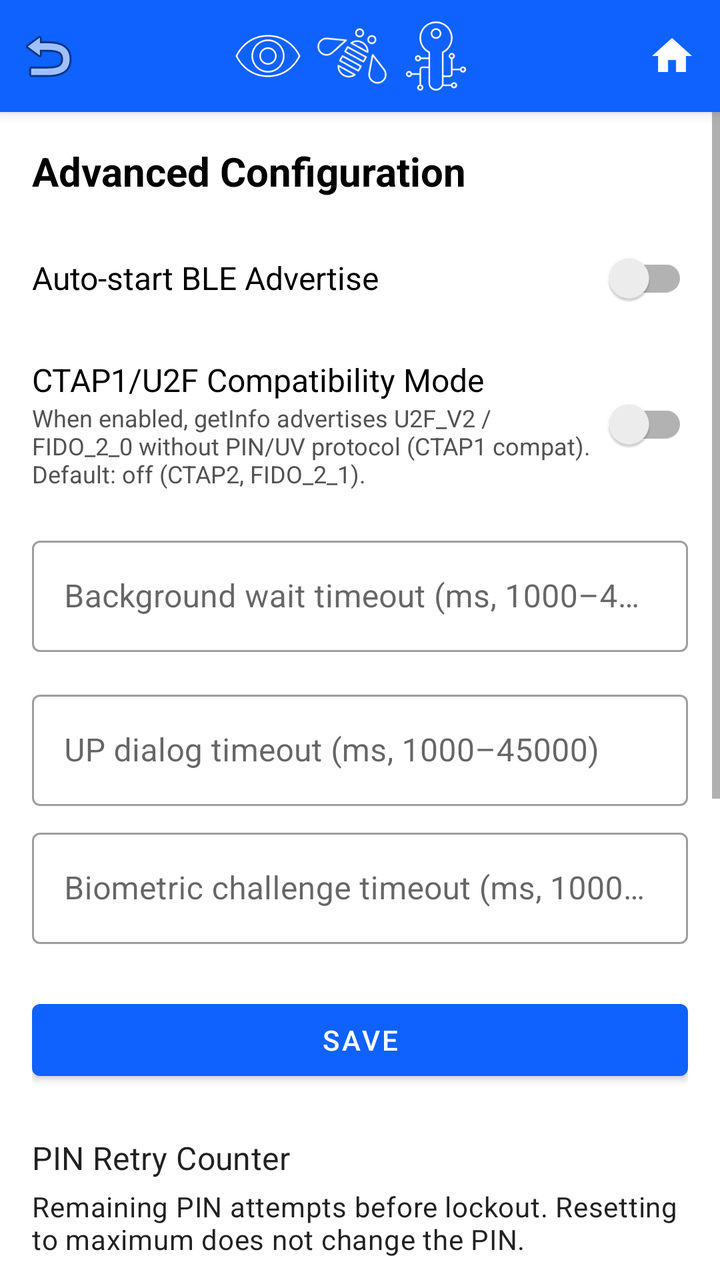
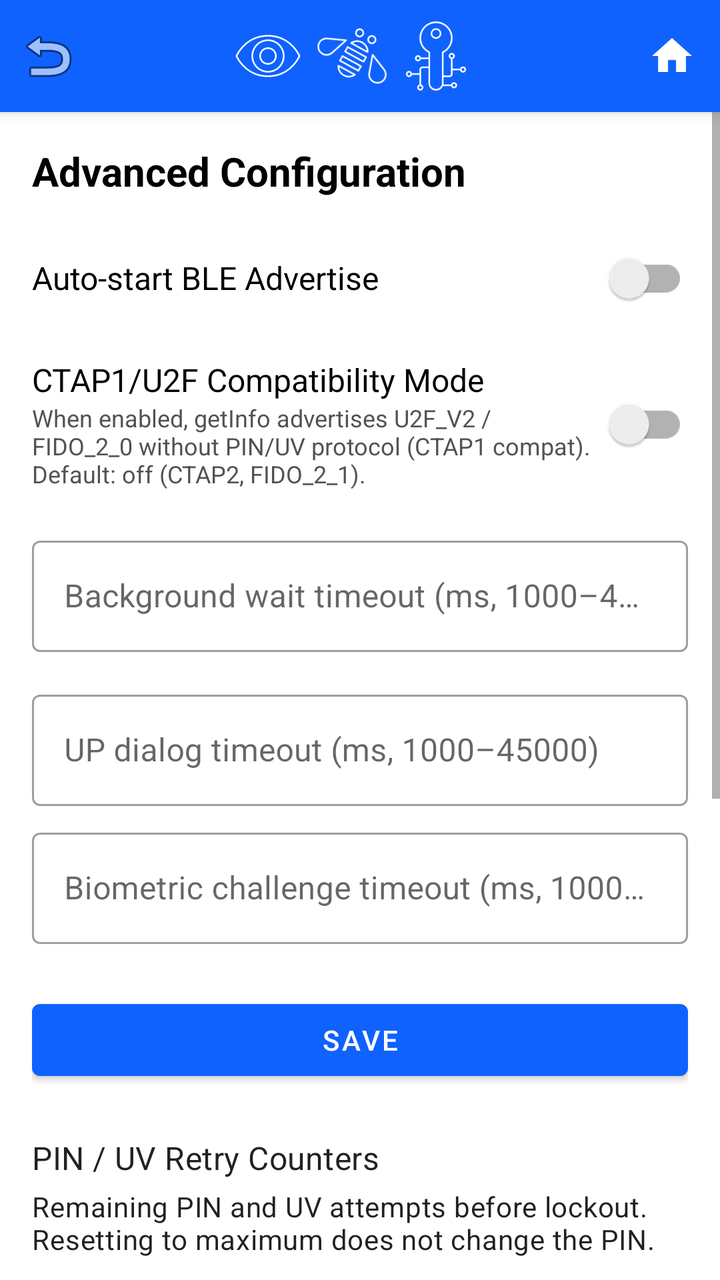

An Android layout rendered at two revisions. The XML below is the earlier revision; the diff shows what the commit changed to produce the second picture.
<!-- AndroidManifest.xml: activity theme AppTheme.MaterialNoActionBar -->
<!-- res/layout/activity_advanced_config.xml -->
<?xml version="1.0" encoding="utf-8"?>
<LinearLayout xmlns:android="http://schemas.android.com/apk/res/android"
    xmlns:app="http://schemas.android.com/apk/res-auto"
    android:layout_width="match_parent"
    android:layout_height="match_parent"
    android:orientation="vertical"
    android:background="@android:color/white">

    <include
        layout="@layout/toolbar_with_back"
        android:layout_width="match_parent"
        android:layout_height="wrap_content" />

    <ScrollView
        android:layout_width="match_parent"
        android:layout_height="0dp"
        android:layout_weight="1"
        android:fillViewport="true">

    <LinearLayout
        android:layout_width="match_parent"
        android:layout_height="wrap_content"
        android:orientation="vertical"
        android:padding="16dp">

        <TextView
            android:layout_width="match_parent"
            android:layout_height="wrap_content"
            android:text="@string/adv_config_title"
            android:textSize="20sp"
            android:textStyle="bold"
            android:textColor="@color/ibm_black"
            android:layout_marginBottom="8dp" />

        
        <LinearLayout
            android:layout_width="match_parent"
            android:layout_height="wrap_content"
            android:orientation="horizontal"
            android:gravity="center_vertical"
            android:layout_marginTop="8dp"
            android:layout_marginBottom="8dp">

            <TextView
                android:layout_width="0dp"
                android:layout_height="wrap_content"
                android:layout_weight="1"
                android:text="@string/auto_start_on_boot"
                android:textSize="16sp"
                android:textColor="@color/text_primary" />

            <androidx.appcompat.widget.SwitchCompat
                android:id="@+id/autoStartSwitch"
                android:layout_width="wrap_content"
                android:layout_height="wrap_content" />
        </LinearLayout>

        
        <LinearLayout
            android:layout_width="match_parent"
            android:layout_height="wrap_content"
            android:orientation="horizontal"
            android:gravity="center_vertical"
            android:layout_marginTop="8dp"
            android:layout_marginBottom="4dp">

            <LinearLayout
                android:layout_width="0dp"
                android:layout_height="wrap_content"
                android:layout_weight="1"
                android:orientation="vertical">

                <TextView
                    android:layout_width="match_parent"
                    android:layout_height="wrap_content"
                    android:text="@string/adv_config_ctap_mode_label"
                    android:textSize="16sp"
                    android:textColor="@color/text_primary" />

                <TextView
                    android:layout_width="match_parent"
                    android:layout_height="wrap_content"
                    android:text="@string/adv_config_ctap_mode_desc"
                    android:textSize="12sp"
                    android:textColor="@color/text_secondary" />

            </LinearLayout>

            <androidx.appcompat.widget.SwitchCompat
                android:id="@+id/ctap1CompatSwitch"
                android:layout_width="wrap_content"
                android:layout_height="wrap_content" />

        </LinearLayout>

        
        <com.google.android.material.textfield.TextInputLayout
            android:id="@+id/upBackgroundTimeoutLayout"
            style="@style/Widget.MaterialComponents.TextInputLayout.OutlinedBox"
            android:layout_width="match_parent"
            android:layout_height="wrap_content"
            android:layout_marginTop="16dp"
            android:hint="@string/adv_config_up_background_timeout_label">

            <com.google.android.material.textfield.TextInputEditText
                android:id="@+id/upBackgroundTimeoutEdit"
                android:layout_width="match_parent"
                android:layout_height="wrap_content"
                android:inputType="number"
                android:maxLength="6" />
        </com.google.android.material.textfield.TextInputLayout>

        
        <com.google.android.material.textfield.TextInputLayout
            android:id="@+id/upDialogTimeoutLayout"
            style="@style/Widget.MaterialComponents.TextInputLayout.OutlinedBox"
            android:layout_width="match_parent"
            android:layout_height="wrap_content"
            android:layout_marginTop="16dp"
            android:hint="@string/adv_config_up_dialog_timeout_label">

            <com.google.android.material.textfield.TextInputEditText
                android:id="@+id/upDialogTimeoutEdit"
                android:layout_width="match_parent"
                android:layout_height="wrap_content"
                android:inputType="number"
                android:maxLength="6" />
        </com.google.android.material.textfield.TextInputLayout>

        
        <com.google.android.material.textfield.TextInputLayout
            android:id="@+id/upBioTimeoutLayout"
            style="@style/Widget.MaterialComponents.TextInputLayout.OutlinedBox"
            android:layout_width="match_parent"
            android:layout_height="wrap_content"
            android:layout_marginTop="8dp"
            android:hint="@string/adv_config_up_bio_timeout_label">

            <com.google.android.material.textfield.TextInputEditText
                android:id="@+id/upBioTimeoutEdit"
                android:layout_width="match_parent"
                android:layout_height="wrap_content"
                android:inputType="number"
                android:maxLength="6" />
        </com.google.android.material.textfield.TextInputLayout>

        <Button
            android:id="@+id/saveConfigButton"
            android:layout_width="match_parent"
            android:layout_height="wrap_content"
            android:text="@string/save"
            android:layout_marginTop="24dp" />

        
        <com.google.android.material.textview.MaterialTextView
            android:layout_width="match_parent"
            android:layout_height="wrap_content"
            android:layout_marginTop="24dp"
            android:text="@string/adv_config_pin_retries_label"
            style="@style/TextAppearance.MaterialComponents.Subtitle1" />

        <com.google.android.material.textview.MaterialTextView
            android:layout_width="match_parent"
            android:layout_height="wrap_content"
            android:layout_marginTop="4dp"
            android:text="@string/adv_config_pin_retries_desc"
            style="@style/TextAppearance.MaterialComponents.Body2" />

        <LinearLayout
            android:layout_width="match_parent"
            android:layout_height="wrap_content"
            android:layout_marginTop="8dp"
            android:gravity="center_vertical"
            android:orientation="horizontal">

            <TextView
                android:id="@+id/pinRetriesValue"
                android:layout_width="0dp"
                android:layout_height="wrap_content"
                android:layout_weight="1"
                android:gravity="center"
                android:textSize="28sp"
                android:textStyle="bold"
                android:textColor="@color/ibm_black" />

            <com.google.android.material.button.MaterialButton
                android:id="@+id/resetPinRetriesButton"
                android:layout_width="wrap_content"
                android:layout_height="wrap_content"
                android:text="@string/adv_config_pin_retries_reset_button"
                app:strokeColor="@color/design_default_color_error"
                android:textColor="@color/design_default_color_error"
                style="@style/Widget.MaterialComponents.Button.OutlinedButton" />

        </LinearLayout>

        
        <TextView
            android:layout_width="match_parent"
            android:layout_height="wrap_content"
            android:text="@string/adv_config_hkdf_info_label"
            android:textSize="14sp"
            android:textColor="@color/text_primary"
            android:layout_marginTop="16dp"
            android:layout_marginBottom="4dp" />

        <com.google.android.material.textfield.TextInputLayout
            android:id="@+id/hkdfInfoLayout"
            android:layout_width="match_parent"
            android:layout_height="wrap_content"
            style="@style/Widget.MaterialComponents.TextInputLayout.OutlinedBox">

            <com.google.android.material.textfield.TextInputEditText
                android:id="@+id/hkdfInfoEdit"
                android:layout_width="match_parent"
                android:layout_height="wrap_content"
                android:inputType="textNoSuggestions|textVisiblePassword"
                android:hint="@string/adv_config_hkdf_info_hint"
                android:maxLines="1" />
        </com.google.android.material.textfield.TextInputLayout>

        <com.google.android.material.button.MaterialButton
            android:id="@+id/loadHkdfButton"
            android:layout_width="wrap_content"
            android:layout_height="wrap_content"
            android:layout_marginTop="4dp"
            android:text="@string/adv_config_load_hkdf_button"
            style="@style/Widget.MaterialComponents.Button.TextButton" />

        <TextView
            android:id="@+id/hkdfWarning"
            android:layout_width="match_parent"
            android:layout_height="wrap_content"
            android:text="@string/adv_config_hkdf_warning"
            android:textSize="12sp"
            android:textColor="@color/device_error"
            android:layout_marginTop="8dp" />

        
        <com.google.android.material.textview.MaterialTextView
            android:layout_width="match_parent"
            android:layout_height="wrap_content"
            android:layout_marginTop="24dp"
            android:text="@string/adv_config_reset_platform_key_label"
            style="@style/TextAppearance.MaterialComponents.Subtitle1" />

        <com.google.android.material.textview.MaterialTextView
            android:id="@+id/resetKeyDesc"
            android:layout_width="match_parent"
            android:layout_height="wrap_content"
            android:layout_marginTop="4dp"
            android:text="@string/adv_config_reset_platform_key_desc"
            style="@style/TextAppearance.MaterialComponents.Body2" />

        <com.google.android.material.button.MaterialButton
            android:id="@+id/resetPlatformKeyButton"
            android:layout_width="wrap_content"
            android:layout_height="wrap_content"
            android:layout_marginTop="8dp"
            android:text="@string/adv_config_reset_platform_key_label"
            app:strokeColor="@color/design_default_color_error"
            android:textColor="@color/design_default_color_error"
            style="@style/Widget.MaterialComponents.Button.OutlinedButton" />

    </LinearLayout>

    </ScrollView>
</LinearLayout>
<!-- res/layout/toolbar_with_back.xml (included above) -->
<?xml version="1.0" encoding="utf-8"?>
<androidx.appcompat.widget.Toolbar
    xmlns:android="http://schemas.android.com/apk/res/android"
    xmlns:app="http://schemas.android.com/apk/res-auto"
    android:id="@+id/toolbar"
    android:layout_width="match_parent"
    android:layout_height="?attr/actionBarSize"
    android:background="@color/ibm_blue"
    android:elevation="4dp"
    app:contentInsetStart="0dp">

    <LinearLayout
        android:layout_width="match_parent"
        android:layout_height="match_parent"
        android:orientation="horizontal"
        android:gravity="center_vertical">

        <ImageButton
            android:id="@+id/backButton"
            android:layout_width="48dp"
            android:layout_height="48dp"
            android:src="@android:drawable/ic_menu_revert"
            android:background="?attr/selectableItemBackgroundBorderless"
            android:contentDescription="Back"
            android:padding="12dp" />

        <LinearLayout
            android:layout_width="0dp"
            android:layout_height="wrap_content"
            android:layout_weight="1"
            android:orientation="horizontal"
            android:gravity="center"
            android:paddingStart="8dp"
            android:paddingEnd="16dp">

            <ImageView
                android:layout_width="36dp"
                android:layout_height="36dp"
                android:src="@drawable/eye"
                android:contentDescription="Eye icon" />

            <ImageView
                android:layout_width="36dp"
                android:layout_height="36dp"
                android:src="@drawable/bee"
                android:contentDescription="Bee icon"
                android:layout_marginStart="6dp" />

            <ImageView
                android:layout_width="36dp"
                android:layout_height="36dp"
                android:src="@drawable/data_privacy_key"
                android:contentDescription="Key icon"
                android:layout_marginStart="6dp" />
        </LinearLayout>

        <ImageButton
            android:id="@+id/homeButton"
            android:layout_width="48dp"
            android:layout_height="48dp"
            android:src="@drawable/ic_home"
            android:background="?attr/selectableItemBackgroundBorderless"
            android:contentDescription="Home"
            android:padding="12dp" />
    </LinearLayout>
</androidx.appcompat.widget.Toolbar>
<!-- resources referenced by this layout -->
<resources>
  <color name="device_error">#FF832B</color>
  <color name="ibm_black">#000000</color>
  <color name="ibm_blue">#0F62FE</color>
  <color name="text_primary">#000000</color>
  <color name="text_secondary">#525252</color>
  <!-- drawable ic_home (drawable) -->
  <vector xmlns:android="http://schemas.android.com/apk/res/android"
      android:width="24dp"
      android:height="24dp"
      android:viewportWidth="24"
      android:viewportHeight="24">
      <path
          android:fillColor="#FFFFFF"
          android:pathData="M10,20v-6h4v6h5v-8h3L12,3 2,12h3v8z"/>
  </vector>
  
  
  <string name="adv_config_ctap_mode_desc">When enabled, getInfo advertises U2F_V2 / FIDO_2_0 without PIN/UV protocol (CTAP1 compat). Default: off (CTAP2, FIDO_2_1).</string>
  <string name="adv_config_ctap_mode_label">CTAP1/U2F Compatibility Mode</string>
  <string name="adv_config_hkdf_info_hint">e.g. FIDO2-PASSKEY-SEED</string>
  <string name="adv_config_hkdf_info_label">HKDF Domain Separation String (info)</string>
  <string name="adv_config_hkdf_warning">⚠ Changing this value invalidates all existing credentials. All relying parties must be re-enrolled after saving.</string>
  <string name="adv_config_load_hkdf_button">Load Current Value</string>
  <string name="adv_config_pin_retries_desc">Remaining PIN attempts before lockout. Resetting to maximum does not change the PIN.</string>
  <string name="adv_config_pin_retries_label">PIN Retry Counter</string>
  <string name="adv_config_pin_retries_reset_button">Reset Retries</string>
  <string name="adv_config_reset_platform_key_desc">Delete and regenerate the platform key used to encrypt wallet PIN caches. All wallets will require PIN re-entry after reset.</string>
  <string name="adv_config_reset_platform_key_label">Reset Platform Key</string>
  <string name="adv_config_title">Advanced Configuration</string>
  <string name="adv_config_up_background_timeout_label">Background wait timeout (ms, 1000–45000)</string>
  <string name="adv_config_up_bio_timeout_label">Biometric challenge timeout (ms, 1000–45000)</string>
  <string name="adv_config_up_dialog_timeout_label">UP dialog timeout (ms, 1000–45000)</string>
  <string name="auto_start_on_boot">Auto-start BLE Advertise</string>
  <string name="save">Save</string>
  <style name="AppTheme.MaterialNoActionBar" parent="Theme.MaterialComponents.DayNight.NoActionBar">
          <item name="colorPrimary">@color/ibm_blue</item>
          <item name="colorPrimaryVariant">@color/cyan_30</item>
          <item name="colorOnPrimary">@color/ibm_white</item>
          <item name="colorSecondary">@color/purple_40</item>
          <item name="colorSecondaryVariant">@color/magenta_40</item>
          <item name="colorOnSecondary">@color/ibm_white</item>
          <item name="android:colorBackground">@color/ibm_white</item>
          <item name="colorOnBackground">@color/ibm_black</item>
          <item name="colorSurface">@color/cool_gray_10</item>
          <item name="colorOnSurface">@color/ibm_black</item>
          <item name="colorError">@color/magenta_40</item>
          <item name="colorOnError">@color/ibm_white</item>
      </style>
  <color name="cyan_30">#82CFFF</color>
  <color name="ibm_white">#FFFFFF</color>
  <color name="purple_40">#BE95FF</color>
  <color name="magenta_40">#FF7EB6</color>
  <color name="cool_gray_10">#F2F4F8</color>
  <!-- unchanged entries left out for length: 3 -->
</resources>

<!-- the commit's change to res/layout/activity_advanced_config.xml (unified diff, before → after) -->
@@ -173,15 +173,31 @@
             android:gravity="center_vertical"
             android:orientation="horizontal">
 
-            <TextView
-                android:id="@+id/pinRetriesValue"
+            <LinearLayout
                 android:layout_width="0dp"
                 android:layout_height="wrap_content"
                 android:layout_weight="1"
-                android:gravity="center"
-                android:textSize="28sp"
-                android:textStyle="bold"
-                android:textColor="@color/ibm_black" />
+                android:orientation="horizontal"
+                android:gravity="center">
+
+                <TextView
+                    android:id="@+id/pinRetriesValue"
+                    android:layout_width="wrap_content"
+                    android:layout_height="wrap_content"
+                    android:textSize="22sp"
+                    android:textStyle="bold"
+                    android:textColor="@color/ibm_black"
+                    android:paddingEnd="16dp" />
+
+                <TextView
+                    android:id="@+id/uvRetriesValue"
+                    android:layout_width="wrap_content"
+                    android:layout_height="wrap_content"
+                    android:textSize="22sp"
+                    android:textStyle="bold"
+                    android:textColor="@color/ibm_black" />
+
+            </LinearLayout>
 
             <com.google.android.material.button.MaterialButton
                 android:id="@+id/resetPinRetriesButton"
<!-- resource entries referenced after the edit -->
@@ -23,8 +23,8 @@
   <string name="adv_config_hkdf_info_label">HKDF Domain Separation String (info)</string>
   <string name="adv_config_hkdf_warning">⚠ Changing this value invalidates all existing credentials. All relying parties must be re-enrolled after saving.</string>
   <string name="adv_config_load_hkdf_button">Load Current Value</string>
-  <string name="adv_config_pin_retries_desc">Remaining PIN attempts before lockout. Resetting to maximum does not change the PIN.</string>
-  <string name="adv_config_pin_retries_label">PIN Retry Counter</string>
+  <string name="adv_config_pin_retries_desc">Remaining PIN and UV attempts before lockout. Resetting to maximum does not change the PIN.</string>
+  <string name="adv_config_pin_retries_label">PIN / UV Retry Counters</string>
   <string name="adv_config_pin_retries_reset_button">Reset Retries</string>
   <string name="adv_config_reset_platform_key_desc">Delete and regenerate the platform key used to encrypt wallet PIN caches. All wallets will require PIN re-entry after reset.</string>
   <string name="adv_config_reset_platform_key_label">Reset Platform Key</string>
